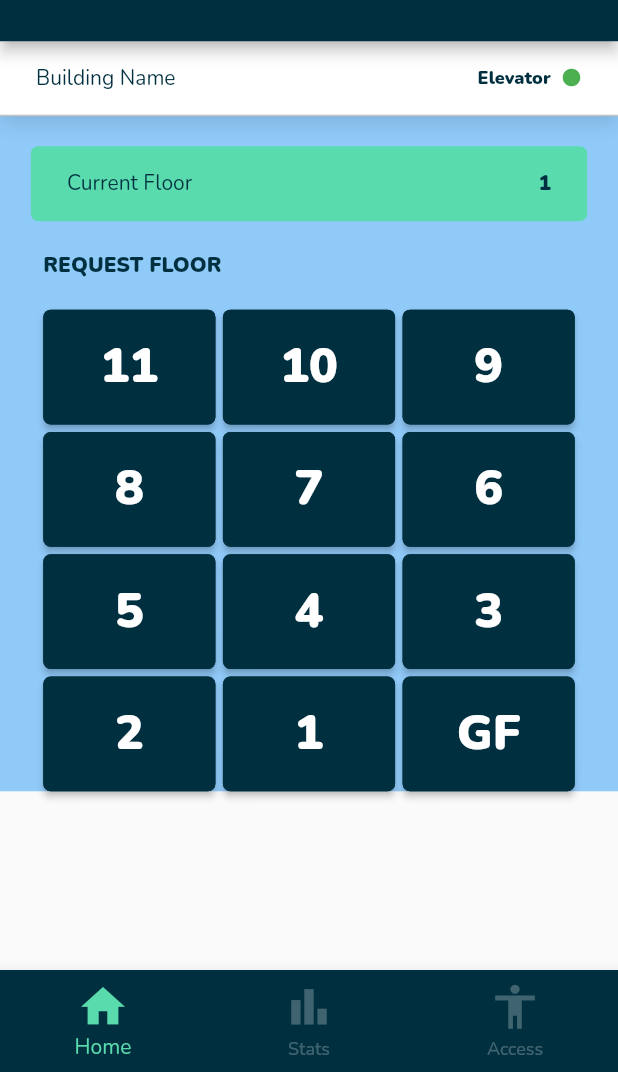
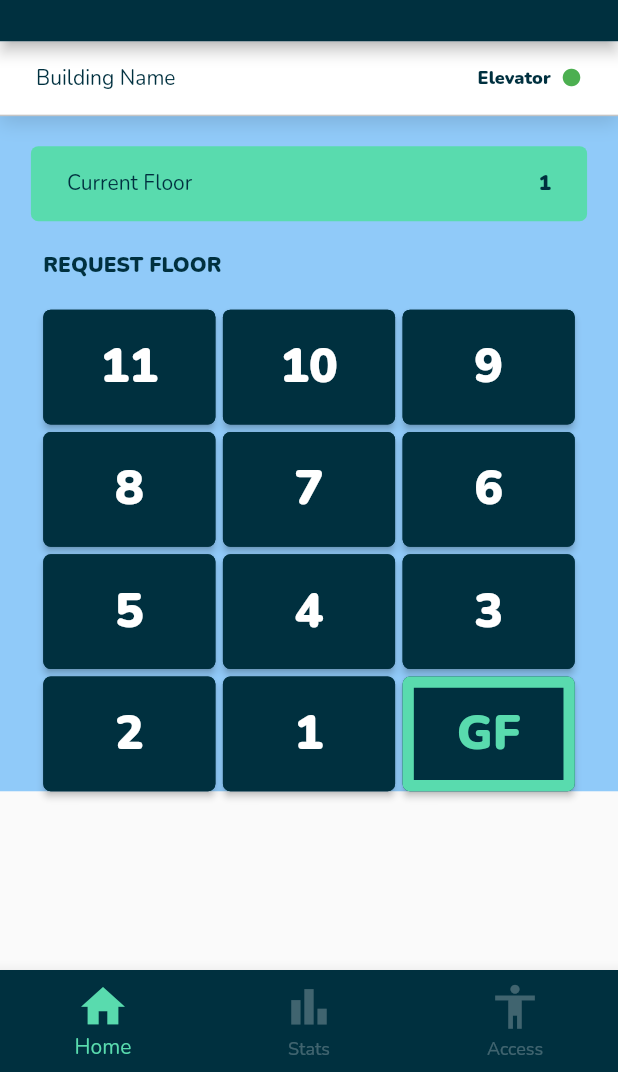
Before and after one commit to hadi-darwish/updown, a Flutter app: the Home screen opened directly, after a tap on "GF", on a phone screen of 412 x 824 dp, the part 164-1236 px from its top. Run offline on Flutter 3.47's test engine with Material 2 defaults, Android fonts, the phone set to English and light mode, and no system bars; our stand-ins replace flutter_dotenv, flutter_svg, shared_preferences; accounts and stored records are empty.

Commit message:
Frontend - Mobile => styling elevator button

```diff
--- a/frontend/mobile/updown/lib/widgets/elevator_button.dart
+++ b/frontend/mobile/updown/lib/widgets/elevator_button.dart
@@ -1,31 +1,48 @@
 import 'package:flutter/material.dart';
 
-class ElevatorButton extends StatelessWidget {
+class ElevatorButton extends StatefulWidget {
   const ElevatorButton({super.key, required this.floorNumber});
   final int floorNumber;
 
   @override
+  State<ElevatorButton> createState() => _ElevatorButtonState();
+}
+
+class _ElevatorButtonState extends State<ElevatorButton> {
+  bool isPressed = false;
+  @override
   Widget build(BuildContext context) {
     double screenWidth = MediaQuery.of(context).size.width;
     double screenHeight = MediaQuery.of(context).size.height;
+
     return ElevatedButton(
-      onPressed: () {},
+      onPressed: () {
+        setState(() {
+          isPressed = !isPressed;
+        });
+      },
       style: ButtonStyle(
         backgroundColor:
             MaterialStateProperty.all<Color>(Theme.of(context).primaryColor),
         shape: MaterialStateProperty.all<RoundedRectangleBorder>(
           RoundedRectangleBorder(
             borderRadius: BorderRadius.circular(5.0),
-            side: BorderSide(color: Theme.of(context).primaryColor),
+            side: BorderSide(
+                width: 7.5,
+                color: isPressed
+                    ? Theme.of(context).secondaryHeaderColor
+                    : Theme.of(context).primaryColor),
           ),
         ),
         minimumSize: MaterialStateProperty.all<Size>(Size(70, 50)),
         maximumSize: MaterialStateProperty.all<Size>(Size(70, 50)),
       ),
       child: Text(
-        floorNumber == 0 ? 'GF' : '$floorNumber',
-        style: const TextStyle(
-          color: Colors.white,
+        widget.floorNumber == 0 ? 'GF' : '${widget.floorNumber}',
+        style: TextStyle(
+          color: isPressed == true
+              ? Theme.of(context).secondaryHeaderColor
+              : Colors.white,
           fontSize: 32,
           fontWeight: FontWeight.w900,
         ),
```
